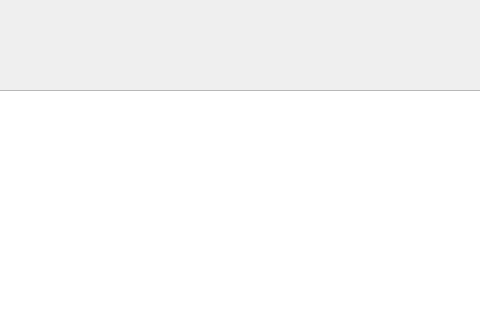
joeyCampbelll/CS1D-Project-2, file StadiumTourProject/mainwindow.ui: the form before one commit; both pictures show x 160 to 640 and y 0 to 320 of the 800 by 500 pixel window.
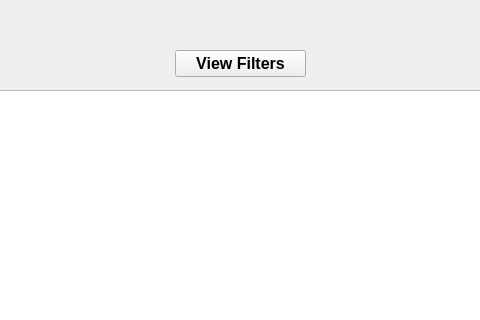
The form after the commit.

What changed in the file:
```diff
--- a/StadiumTourProject/mainwindow.ui
+++ b/StadiumTourProject/mainwindow.ui
@@ -124,6 +124,26 @@
        </rect>
       </property>
      </widget>
+     <widget class="QPushButton" name="viewFiltersButton">
+      <property name="geometry">
+       <rect>
+        <x>335</x>
+        <y>50</y>
+        <width>131</width>
+        <height>27</height>
+       </rect>
+      </property>
+      <property name="font">
+       <font>
+        <pointsize>12</pointsize>
+        <weight>75</weight>
+        <bold>true</bold>
+       </font>
+      </property>
+      <property name="text">
+       <string>View Filters</string>
+      </property>
+     </widget>
     </widget>
     <widget class="QWidget" name="adminLoginPage">
      <widget class="QLabel" name="label_3">
```
